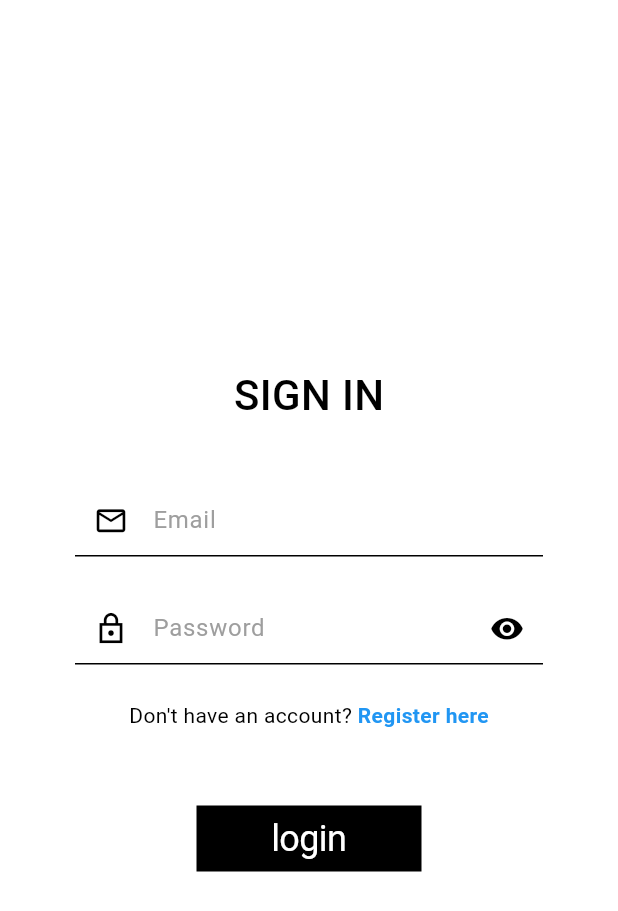
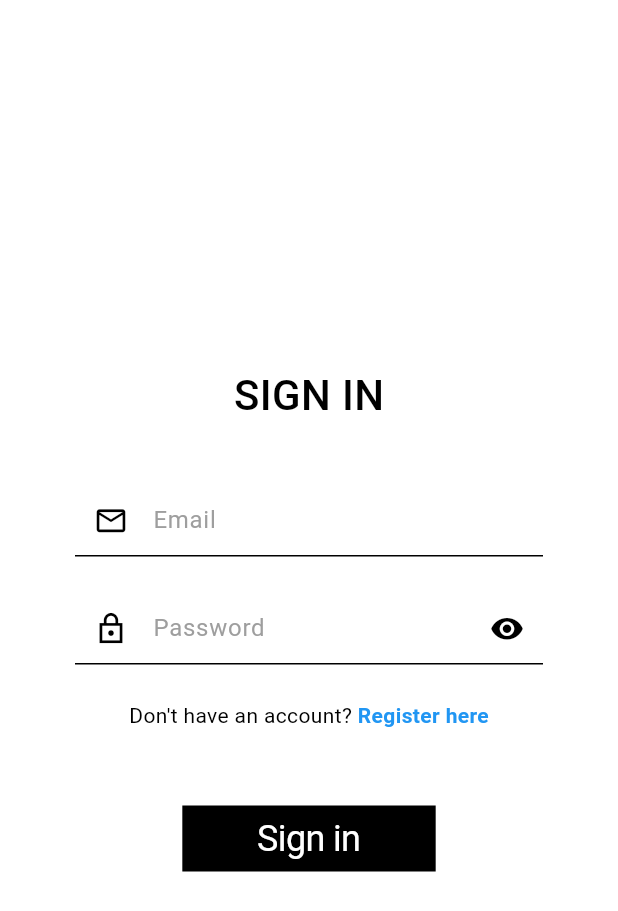
Before and after one commit to HueGreywell/pace, a Flutter app: the _View screen opened directly, on a phone screen of 412 x 824 dp. Shown: the top 911 px of the screen. Run offline on Flutter 3.47's test engine with Material 3 defaults, Android fonts, the phone set to English and light mode, and no system bars; our stand-ins replace equatable, flutter_bloc, go_router.

````diff
--- /dev/null
+++ b/mobile/l10n.yaml
@@ -0,0 +1,6 @@
+arb-dir: lib/core/l10n
+template-arb-file: app_en.arb
+output-localization-file: app_localizations.dart
+output-class: AppLocalizations
+synthetic-package: false
+nullable-getter: false
--- a/mobile/lib/core/app.dart
+++ b/mobile/lib/core/app.dart
@@ -1,4 +1,5 @@
 import 'package:flutter/material.dart';
+import 'package:pace/core/l10n/app_localizations.dart';
 import 'package:pace/core/router/router.dart';
 import 'package:pace/presentation/res/theme.dart';
 
@@ -17,6 +18,8 @@ class _AppState extends State<App> {
     return MaterialApp.router(
       theme: AppTheme.theme,
       debugShowCheckedModeBanner: false,
+      localizationsDelegates: AppLocalizations.localizationsDelegates,
+      supportedLocales: [const Locale('en')],
       routerConfig: router,
     );
   }
--- /dev/null
+++ b/mobile/lib/core/l10n/app_localizations.dart
@@ -0,0 +1,156 @@
+import 'dart:async';
+
+import 'package:flutter/foundation.dart';
+import 'package:flutter/widgets.dart';
+import 'package:flutter_localizations/flutter_localizations.dart';
+import 'package:intl/intl.dart' as intl;
+
+import 'app_localizations_en.dart';
+
+// ignore_for_file: type=lint
+
+/// Callers can lookup localized strings with an instance of AppLocalizations
+/// returned by `AppLocalizations.of(context)`.
+///
+/// Applications need to include `AppLocalizations.delegate()` in their app's
+/// `localizationDelegates` list, and the locales they support in the app's
+/// `supportedLocales` list. For example:
+///
+/// ```dart
+/// import 'l10n/app_localizations.dart';
+///
+/// return MaterialApp(
+///   localizationsDelegates: AppLocalizations.localizationsDelegates,
+///   supportedLocales: AppLocalizations.supportedLocales,
+///   home: MyApplicationHome(),
+/// );
+/// ```
+///
+/// ## Update pubspec.yaml
+///
+/// Please make sure to update your pubspec.yaml to include the following
+/// packages:
+///
+/// ```yaml
+/// dependencies:
+///   # Internationalization support.
+///   flutter_localizations:
+///     sdk: flutter
+///   intl: any # Use the pinned version from flutter_localizations
+///
+///   # Rest of dependencies
+/// ```
+///
+/// ## iOS Applications
+///
+/// iOS applications define key application metadata, including supported
+/// locales, in an Info.plist file that is built into the application bundle.
+/// To configure the locales supported by your app, you’ll need to edit this
+/// file.
+///
+/// First, open your project’s ios/Runner.xcworkspace Xcode workspace file.
+/// Then, in the Project Navigator, open the Info.plist file under the Runner
+/// project’s Runner folder.
+///
+/// Next, select the Information Property List item, select Add Item from the
+/// Editor menu, then select Localizations from the pop-up menu.
+///
+/// Select and expand the newly-created Localizations item then, for each
+/// locale your application supports, add a new item and select the locale
+/// you wish to add from the pop-up menu in the Value field. This list should
+/// be consistent with the languages listed in the AppLocalizations.supportedLocales
+/// property.
+abstract class AppLocalizations {
+  AppLocalizations(String locale) : localeName = intl.Intl.canonicalizedLocale(locale.toString());
+
+  final String localeName;
+
+  static AppLocalizations of(BuildContext context) {
+    return Localizations.of<AppLocalizations>(context, AppLocalizations)!;
+  }
+
+  static const LocalizationsDelegate<AppLocalizations> delegate = _AppLocalizationsDelegate();
+
+  /// A list of this localizations delegate along with the default localizations
+  /// delegates.
+  ///
+  /// Returns a list of localizations delegates containing this delegate along with
+  /// GlobalMaterialLocalizations.delegate, GlobalCupertinoLocalizations.delegate,
+  /// and GlobalWidgetsLocalizations.delegate.
+  ///
+  /// Additional delegates can be added by appending to this list in
+  /// MaterialApp. This list does not have to be used at all if a custom list
+  /// of delegates is preferred or required.
+  static const List<LocalizationsDelegate<dynamic>> localizationsDelegates = <LocalizationsDelegate<dynamic>>[
+    delegate,
+    GlobalMaterialLocalizations.delegate,
+    GlobalCupertinoLocalizations.delegate,
+    GlobalWidgetsLocalizations.delegate,
+  ];
+
+  /// A list of this localizations delegate's supported locales.
+  static const List<Locale> supportedLocales = <Locale>[
+    Locale('en')
+  ];
+
+  /// No description provided for @dontHaveAnAccount.
+  ///
+  /// In en, this message translates to:
+  /// **'Don\'t have an account?'**
+  String get dontHaveAnAccount;
+
+  /// No description provided for @registerHere.
+  ///
+  /// In en, this message translates to:
+  /// **'Register here'**
+  String get registerHere;
+
+  /// No description provided for @password.
+  ///
+  /// In en, this message translates to:
+  /// **'Password'**
+  String get password;
+
+  /// No description provided for @signIn.
+  ///
+  /// In en, this message translates to:
+  /// **'Sign in'**
+  String get signIn;
+
+  /// No description provided for @email.
+  ///
+  /// In en, this message translates to:
+  /// **'Email'**
+  String get email;
+}
+
+class _AppLocalizationsDelegate extends LocalizationsDelegate<AppLocalizations> {
+  const _AppLocalizationsDelegate();
+
+  @override
+  Future<AppLocalizations> load(Locale locale) {
+    return SynchronousFuture<AppLocalizations>(lookupAppLocalizations(locale));
+  }
+
+  @override
+  bool isSupported(Locale locale) => <String>['en'].contains(locale.languageCode);
+
+  @override
+  bool shouldReload(_AppLocalizationsDelegate old) => false;
+}
+
+AppLocalizations lookupAppLocalizations(Locale locale) {
+
+
+  // Lookup logic when only language code is specified.
+  switch (locale.languageCode) {
+    case 'en': return AppLocalizationsEn();
+  }
+
+  throw FlutterError(
+    'AppLocalizations.delegate failed to load unsupported locale "$locale". This is likely '
+    'an issue with the localizations generation tool. Please file an issue '
+    'on GitHub with a reproducible sample app and the gen-l10n configuration '
+    'that was used.'
+  );
+}
--- /dev/null
+++ b/mobile/lib/core/l10n/l10n_extension.dart
@@ -0,0 +1,6 @@
+import 'package:flutter/material.dart';
+import 'package:pace/core/l10n/app_localizations.dart';
+
+extension L10nX on BuildContext {
+  AppLocalizations get l10n => AppLocalizations.of(this);
+}
--- a/mobile/lib/presentation/pages/login_page.dart
+++ b/mobile/lib/presentation/pages/login_page.dart
@@ -1,5 +1,6 @@
 import 'package:flutter/material.dart';
 import 'package:flutter_bloc/flutter_bloc.dart';
+import 'package:pace/core/l10n/l10n_extension.dart';
 import 'package:pace/core/router/routes.dart';
 import 'package:pace/presentation/bloc/login_cubit/login_cubit.dart';
 import 'package:pace/presentation/widgets/buttons/square_button.dart';
@@ -29,6 +30,7 @@ class _View extends StatefulWidget {
 class _ViewState extends State<_View> {
   @override
   Widget build(BuildContext context) {
+    final l10n = context.l10n;
     return Scaffold(
       body: Center(
         child: SingleChildScrollView(
@@ -36,22 +38,30 @@ class _ViewState extends State<_View> {
           child: Column(
             mainAxisAlignment: MainAxisAlignment.center,
             children: [
-              const Text('SIGN IN', style: TextStyle(fontSize: 28, fontWeight: FontWeight.w500)),
+              Text(
+                l10n.signIn.toUpperCase(),
+                style: const TextStyle(fontSize: 28, fontWeight: FontWeight.w500),
+              ),
               const SizedBox(height: 40),
-              const EmailInput(),
+              EmailInput(
+                onChanged: (e) {},
+              ),
               const SizedBox(height: 24),
               PasswordInput(
-                label: 'Password',
+                label: l10n.password,
                 onChanged: (s) {},
               ),
               const SizedBox(height: 24),
               TextCTA(
-                question: 'Don\'t have an account?',
-                text: 'Register here',
+                question: l10n.dontHaveAnAccount,
+                text: l10n.registerHere,
                 onPressed: () => RegisterRoute().push(context),
               ),
               const SizedBox(height: 50),
-              SquareButton(onPressed: () {}, text: 'login'),
+              SquareButton(
+                onPressed: () {},
+                text: l10n.signIn,
+              ),
             ],
           ),
         ),
--- a/mobile/lib/presentation/widgets/text_inputs/email_input.dart
+++ b/mobile/lib/presentation/widgets/text_inputs/email_input.dart
@@ -1,19 +1,21 @@
 import 'package:flutter/material.dart';
+import 'package:pace/core/l10n/l10n_extension.dart';
 import 'package:pace/presentation/widgets/text_inputs/input.dart';
 
 class EmailInput extends StatelessWidget {
-  final ValueChanged<String>? onChanged;
+  final void Function(String) onChanged;
 
   const EmailInput({
-    this.onChanged,
+    required this.onChanged,
     super.key,
   });
 
   @override
   Widget build(BuildContext context) {
-    return const Input(
+    return Input(
       leadingIconData: Icons.email_outlined,
-      labelText: 'Email',
+      onChanged: onChanged,
+      labelText: context.l10n.email,
     );
   }
 }
````
Also changed, not shown: mobile/lib/core/l10n/app_en.arb (added, +7 -0 lines), mobile/lib/core/l10n/app_localizations_en.dart (added, +25 -0 lines), mobile/pubspec.yaml (+5 -2 lines), mobile/pubspec.lock.
